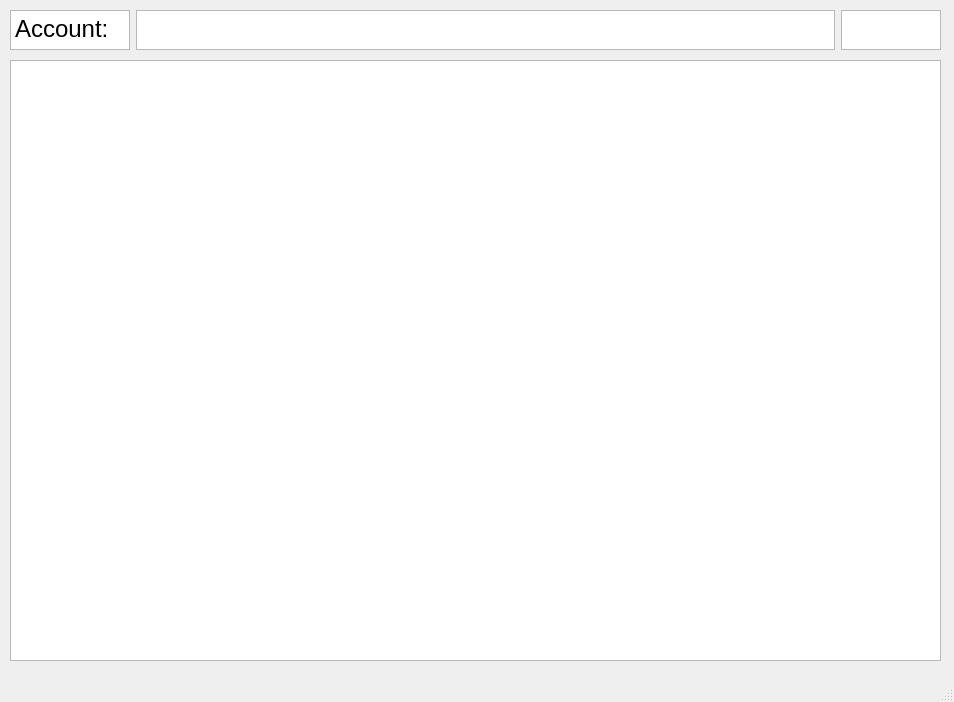
Qt form QTprojUI/UI/accountwindow.ui (AlB1111122/CS4076) before a commit.
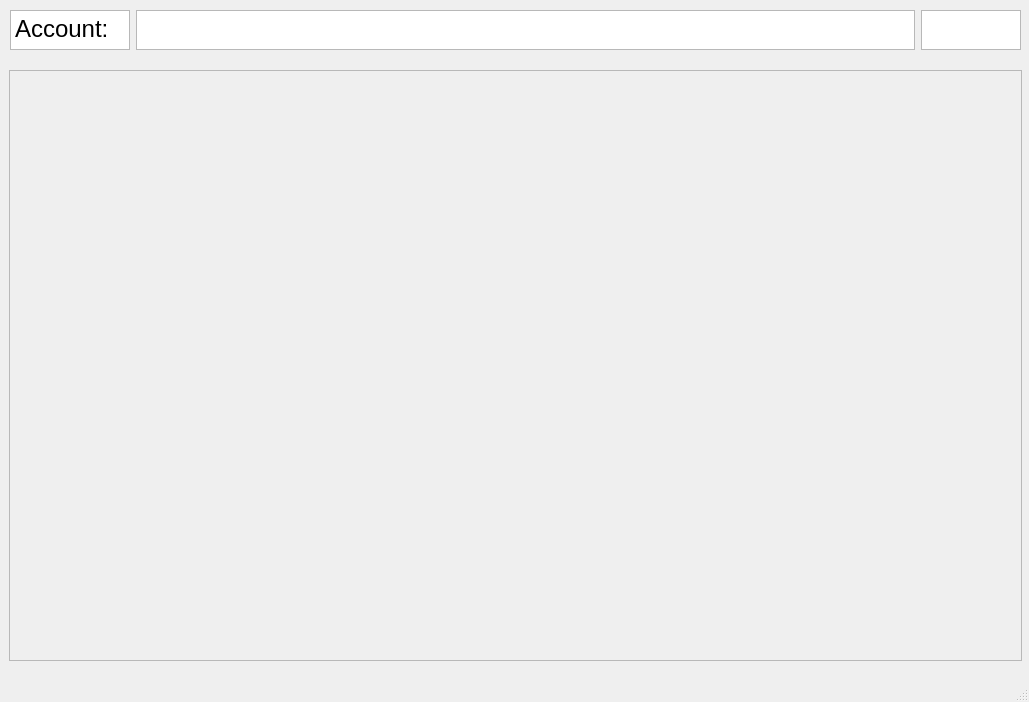
The same form after that commit.

Diff of the .ui file:
```diff
--- a/QTprojUI/UI/accountwindow.ui
+++ b/QTprojUI/UI/accountwindow.ui
@@ -6,7 +6,7 @@
    <rect>
     <x>0</x>
     <y>0</y>
-    <width>954</width>
+    <width>1029</width>
     <height>702</height>
    </rect>
   </property>
@@ -19,7 +19,7 @@
      <rect>
       <x>10</x>
       <y>10</y>
-      <width>931</width>
+      <width>1011</width>
       <height>40</height>
      </rect>
     </property>
@@ -80,20 +80,28 @@
      </item>
     </layout>
    </widget>
-   <widget class="QListWidget" name="recipieList">
+   <widget class="QScrollArea" name="scrollArea">
     <property name="geometry">
      <rect>
-      <x>10</x>
-      <y>60</y>
-      <width>931</width>
-      <height>601</height>
+      <x>9</x>
+      <y>70</y>
+      <width>1013</width>
+      <height>591</height>
      </rect>
     </property>
-    <property name="font">
-     <font>
-      <pointsize>18</pointsize>
-     </font>
+    <property name="widgetResizable">
+     <bool>true</bool>
     </property>
+    <widget class="QWidget" name="recList">
+     <property name="geometry">
+      <rect>
+       <x>0</x>
+       <y>0</y>
+       <width>1011</width>
+       <height>589</height>
+      </rect>
+     </property>
+    </widget>
    </widget>
   </widget>
   <widget class="QStatusBar" name="statusbar"/>
```
Left out of the diff: 2 changed lines with no effect on the pictures.
